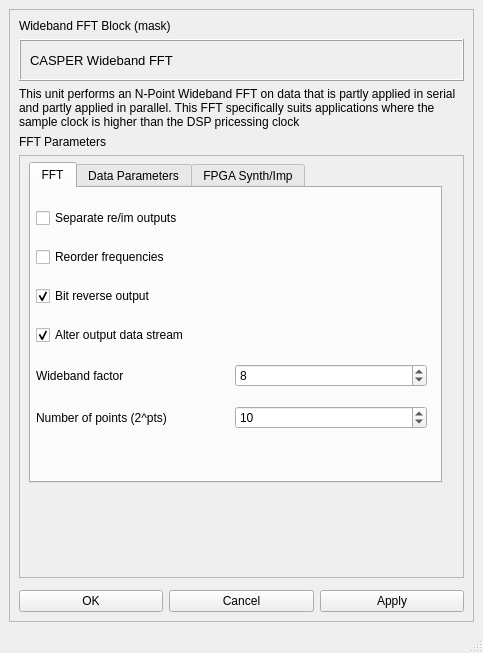
Above: scilab_library/block_guis/wbfft/ui/wideband_fft.ui from liuweiseu/mlib_devel before the change. Below: the same form after it.
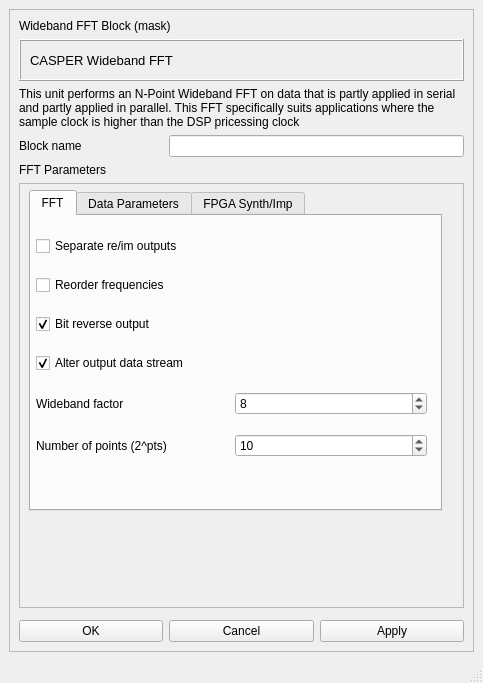
That is the form after the change.

Commit message: feat: add editable block name to every non-Platforms module

```diff
--- a/scilab_library/block_guis/wbfft/ui/wideband_fft.ui
+++ b/scilab_library/block_guis/wbfft/ui/wideband_fft.ui
@@ -7,7 +7,7 @@
     <x>0</x>
     <y>0</y>
     <width>483</width>
-    <height>653</height>
+    <height>683</height>
    </rect>
   </property>
   <property name="windowTitle">
@@ -49,6 +49,20 @@
          <number>-1</number>
         </property>
         <item row="3" column="0">
+         <widget class="QLabel" name="label_name">
+          <property name="text">
+           <string>Block name</string>
+          </property>
+         </widget>
+        </item>
+        <item row="3" column="1" colspan="2">
+         <widget class="QLineEdit" name="name">
+          <property name="toolTip">
+           <string>A name you choose for this block instance, e.g. to note what it's used for in this design. Shown below the block on the diagram.</string>
+          </property>
+         </widget>
+        </item>
+        <item row="4" column="0">
          <widget class="QLabel" name="label_4">
           <property name="sizePolicy">
            <sizepolicy hsizetype="Preferred" vsizetype="Preferred">
@@ -61,7 +75,7 @@
           </property>
          </widget>
         </item>
-        <item row="6" column="2">
+        <item row="7" column="2">
          <widget class="QPushButton" name="button_apply">
           <property name="sizePolicy">
            <sizepolicy hsizetype="Minimum" vsizetype="Fixed">
@@ -104,7 +118,7 @@
           </layout>
          </widget>
         </item>
-        <item row="6" column="0">
+        <item row="7" column="0">
          <widget class="QPushButton" name="button_ok">
           <property name="sizePolicy">
            <sizepolicy hsizetype="Minimum" vsizetype="Fixed">
@@ -117,7 +131,7 @@
           </property>
          </widget>
         </item>
-        <item row="5" column="0" colspan="3">
+        <item row="6" column="0" colspan="3">
          <widget class="QFrame" name="frame_2">
           <property name="frameShape">
            <enum>QFrame::Shape::StyledPanel</enum>
@@ -143,7 +157,7 @@
           </property>
          </widget>
         </item>
-        <item row="4" column="0" colspan="3">
+        <item row="5" column="0" colspan="3">
          <widget class="QFrame" name="frame_3">
           <property name="sizePolicy">
            <sizepolicy hsizetype="Preferred" vsizetype="Preferred">
@@ -563,7 +577,7 @@
           </property>
          </widget>
         </item>
-        <item row="6" column="1">
+        <item row="7" column="1">
          <widget class="QPushButton" name="button_cancel">
           <property name="sizePolicy">
            <sizepolicy hsizetype="Minimum" vsizetype="Fixed">
```
The commit also changes 406 other files.
